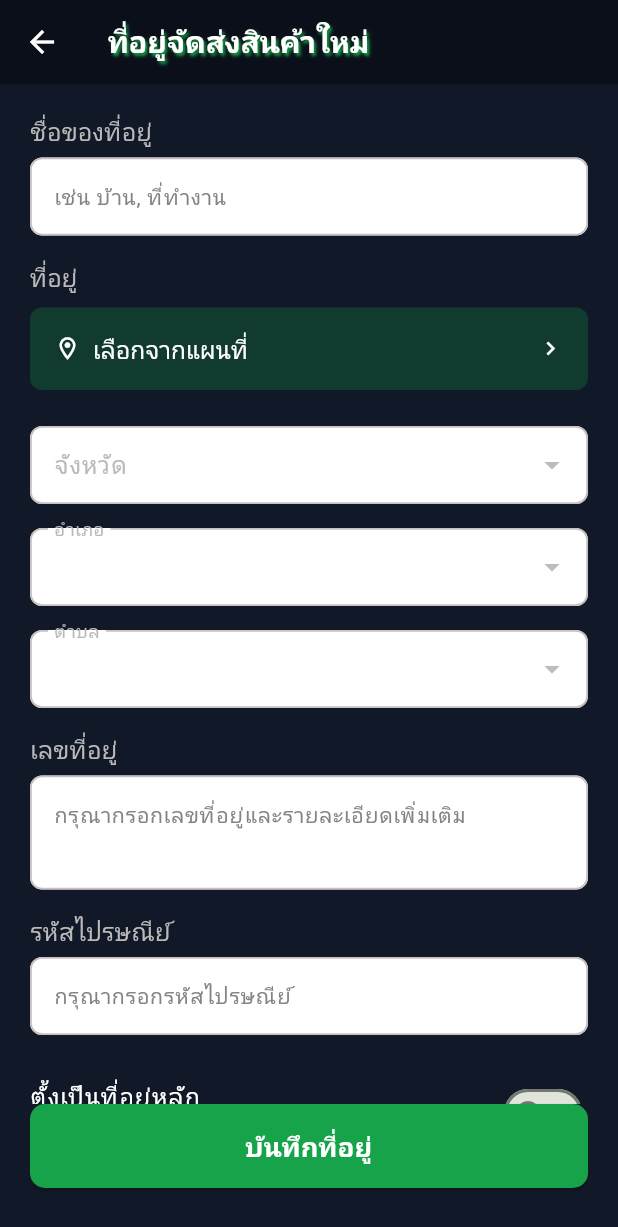
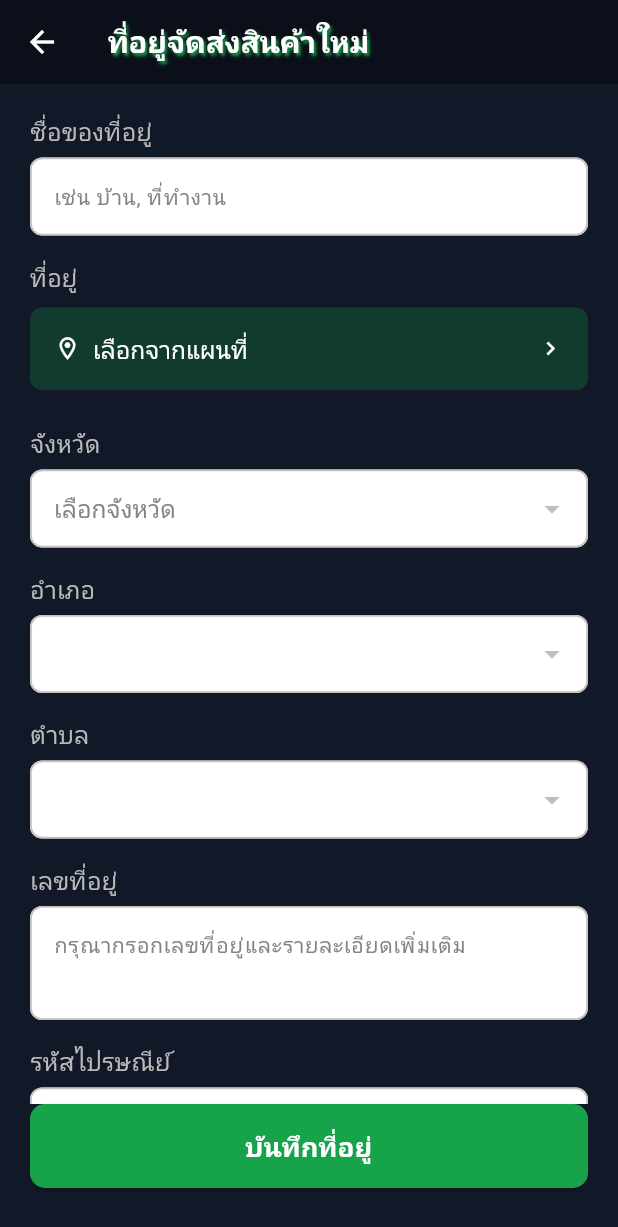
Before and after one commit to GamesAgain/Delivery-app, a Flutter app: the AddNewAddress screen opened by its route, on a phone screen of 412 x 824 dp. Shown: the top 1227 px of the screen. Run offline on Flutter 3.47's test engine with Material 3 defaults, Android fonts, the phone set to English and light mode, and no system bars; our stand-ins replace awesome_snackbar_content, bootstrap_icons, cloud_firestore, dio, firebase_auth, firebase_core and 7 more; accounts and stored records are empty; network calls fail; Roboto replaces fonts that are missing (Sarabun).

Commit message:
Refine address form layout and update Thai address source

```diff
--- a/lib/pages/addNewAddress.dart
+++ b/lib/pages/addNewAddress.dart
@@ -291,15 +291,22 @@ class _AddNewAddressState extends State<AddNewAddress> {
   }
 
   Widget _buildProvinceDropdown() {
-    return DropdownButtonFormField<Province>(
+    return _buildLabeledField(
+      label: 'จังหวัด',
+      child: DropdownButtonFormField<Province>(
         value: _selectedProvince,
         isExpanded: true,
-      decoration: _dropdownDecoration('จังหวัด'),
+        decoration: _fieldDecoration(),
+        hint: const Text(
+          'เลือกจังหวัด',
+          style: TextStyle(color: Color(0xFF848484)),
+        ),
         items: _provinces
             .map(
               (province) => DropdownMenuItem<Province>(
                 value: province,
-              child: Text(province.nameTh, overflow: TextOverflow.ellipsis),
+                child:
+                    Text(province.nameTh, overflow: TextOverflow.ellipsis),
               ),
             )
             .toList(),
@@ -313,19 +320,27 @@ class _AddNewAddressState extends State<AddNewAddress> {
           }
           return null;
         },
+      ),
     );
   }
 
   Widget _buildDistrictDropdown() {
-    return DropdownButtonFormField<District>(
+    return _buildLabeledField(
+      label: 'อำเภอ',
+      child: DropdownButtonFormField<District>(
         value: _selectedDistrict,
         isExpanded: true,
-      decoration: _dropdownDecoration('อำเภอ'),
+        decoration: _fieldDecoration(),
+        hint: const Text(
+          'เลือกอำเภอ',
+          style: TextStyle(color: Color(0xFF848484)),
+        ),
         items: _districts
             .map(
               (district) => DropdownMenuItem<District>(
                 value: district,
-              child: Text(district.nameTh, overflow: TextOverflow.ellipsis),
+                child:
+                    Text(district.nameTh, overflow: TextOverflow.ellipsis),
               ),
             )
             .toList(),
@@ -345,21 +360,31 @@ class _AddNewAddressState extends State<AddNewAddress> {
           return null;
         },
         disabledHint: _loadingDistricts
-          ? const Text('กำลังโหลดอำเภอ...', style: TextStyle(color: Colors.white54))
-          : const Text('เลือกจังหวัดก่อน', style: TextStyle(color: Colors.white54)),
+            ? const Text('กำลังโหลดอำเภอ...',
+                style: TextStyle(color: Colors.white54))
+            : const Text('เลือกจังหวัดก่อน',
+                style: TextStyle(color: Colors.white54)),
+      ),
     );
   }
 
   Widget _buildSubDistrictDropdown() {
-    return DropdownButtonFormField<SubDistrict>(
+    return _buildLabeledField(
+      label: 'ตำบล',
+      child: DropdownButtonFormField<SubDistrict>(
         value: _selectedSubDistrict,
         isExpanded: true,
-      decoration: _dropdownDecoration('ตำบล'),
+        decoration: _fieldDecoration(),
+        hint: const Text(
+          'เลือกตำบล',
+          style: TextStyle(color: Color(0xFF848484)),
+        ),
         items: _subDistricts
             .map(
               (subDistrict) => DropdownMenuItem<SubDistrict>(
                 value: subDistrict,
-              child: Text(subDistrict.nameTh, overflow: TextOverflow.ellipsis),
+                child: Text(subDistrict.nameTh,
+                    overflow: TextOverflow.ellipsis),
               ),
             )
             .toList(),
@@ -379,15 +404,35 @@ class _AddNewAddressState extends State<AddNewAddress> {
           return null;
         },
         disabledHint: _loadingSubDistricts
-          ? const Text('กำลังโหลดตำบล...', style: TextStyle(color: Colors.white54))
-          : const Text('เลือกอำเภอก่อน', style: TextStyle(color: Colors.white54)),
+            ? const Text('กำลังโหลดตำบล...',
+                style: TextStyle(color: Colors.white54))
+            : const Text('เลือกอำเภอก่อน',
+                style: TextStyle(color: Colors.white54)),
+      ),
     );
   }
 
-  InputDecoration _dropdownDecoration(String label) {
+  Widget _buildLabeledField({
+    required String label,
+    required Widget child,
+  }) {
+    return Column(
+      crossAxisAlignment: CrossAxisAlignment.start,
+      children: [
+        Text(
+          label,
+          style: const TextStyle(color: Color(0xFFBBB9B9), fontSize: 16),
+        ),
+        const SizedBox(height: 6),
+        child,
+      ],
+    );
+  }
+
+  InputDecoration _fieldDecoration({String? hintText}) {
     return InputDecoration(
-      labelText: label,
-      labelStyle: const TextStyle(color: Color(0xFFBBB9B9), fontSize: 16),
+      hintText: hintText,
+      hintStyle: const TextStyle(color: Color(0xFF848484), fontSize: 14),
       filled: true,
       fillColor: Colors.white,
       border: OutlineInputBorder(
@@ -410,38 +455,18 @@ class _AddNewAddressState extends State<AddNewAddress> {
     TextInputType? keyboardType,
     int maxLines = 1,
   }) {
-    return Column(
-      crossAxisAlignment: CrossAxisAlignment.start,
-      children: [
-        Text(
-          label,
-          style: const TextStyle(color: Color(0xFFBBB9B9), fontSize: 16),
-        ),
-        const SizedBox(height: 6),
-        TextFormField(
+    return _buildLabeledField(
+      label: label,
+      child: TextFormField(
         controller: controller,
         validator: validator,
         keyboardType: keyboardType,
         maxLines: maxLines,
         style: const TextStyle(color: Colors.black87),
-          decoration: InputDecoration(
-            hintText: hint,
-            hintStyle: const TextStyle(color: Color(0xFF848484), fontSize: 14),
-            filled: true,
-            fillColor: Colors.white,
-            border: OutlineInputBorder(
-              borderRadius: BorderRadius.circular(8),
-              borderSide: const BorderSide(color: Color(0xFFC7C0C0), width: 1.2),
-            ),
-            enabledBorder: OutlineInputBorder(
-              borderRadius: BorderRadius.circular(8),
-              borderSide: const BorderSide(color: Color(0xFFC7C0C0), width: 1.2),
-            ),
-            contentPadding:
-                const EdgeInsets.symmetric(horizontal: 12, vertical: 14),
+        decoration: _fieldDecoration(hintText: hint).copyWith(
+          alignLabelWithHint: maxLines > 1,
         ),
       ),
-      ],
     );
   }
 
--- a/lib/services/thai_address_service.dart
+++ b/lib/services/thai_address_service.dart
@@ -15,18 +15,18 @@ class ThaiAddressService {
   List<SubDistrict>? _cachedSubDistricts;
 
   static const _provinceUrl =
-      'https://raw.githubusercontent.com/kongvut/thai-province-data/master/api_province.json';
+      'https://raw.githubusercontent.com/kongvut/thai-province-data/main/api_province.json';
   static const _districtUrl =
-      'https://raw.githubusercontent.com/kongvut/thai-province-data/master/api_amphure.json';
+      'https://raw.githubusercontent.com/kongvut/thai-province-data/main/api_amphure.json';
   static const _subDistrictUrl =
-      'https://raw.githubusercontent.com/kongvut/thai-province-data/master/api_tambon.json';
+      'https://raw.githubusercontent.com/kongvut/thai-province-data/main/api_tambon.json';
 
   Future<List<Province>> getProvinces() async {
     if (_cachedProvinces != null) {
       return _cachedProvinces!;
     }
     final response = await _dio.get(_provinceUrl);
-    final data = response.data as List<dynamic>;
+    final data = _validateResponseBody(response);
     _cachedProvinces = data
         .map((e) =>
             Province.fromJson(Map<String, dynamic>.from(e as Map<String, dynamic>)))
@@ -53,7 +53,7 @@ class ThaiAddressService {
 
   Future<List<District>> _loadDistricts() async {
     final response = await _dio.get(_districtUrl);
-    final data = response.data as List<dynamic>;
+    final data = _validateResponseBody(response);
     return data
         .map((e) =>
             District.fromJson(Map<String, dynamic>.from(e as Map<String, dynamic>)))
@@ -62,10 +62,21 @@ class ThaiAddressService {
 
   Future<List<SubDistrict>> _loadSubDistricts() async {
     final response = await _dio.get(_subDistrictUrl);
-    final data = response.data as List<dynamic>;
+    final data = _validateResponseBody(response);
     return data
         .map((e) => SubDistrict.fromJson(
             Map<String, dynamic>.from(e as Map<String, dynamic>)))
         .toList();
   }
+
+  List<dynamic> _validateResponseBody(Response<dynamic> response) {
+    if (response.data is! List) {
+      throw DioException(
+        requestOptions: response.requestOptions,
+        response: response,
+        error: 'รูปแบบข้อมูลจังหวัด/อำเภอ/ตำบลไม่ถูกต้อง',
+      );
+    }
+    return response.data as List<dynamic>;
+  }
 }
```
Lines whose indentation alone changed are shown as unchanged.
